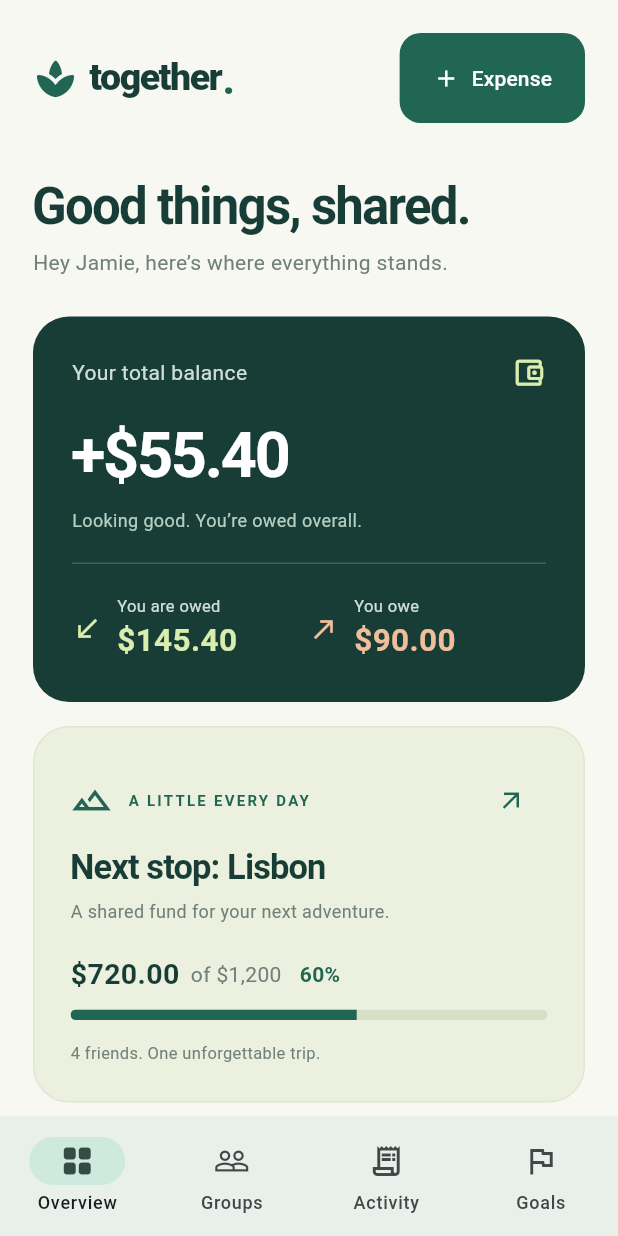
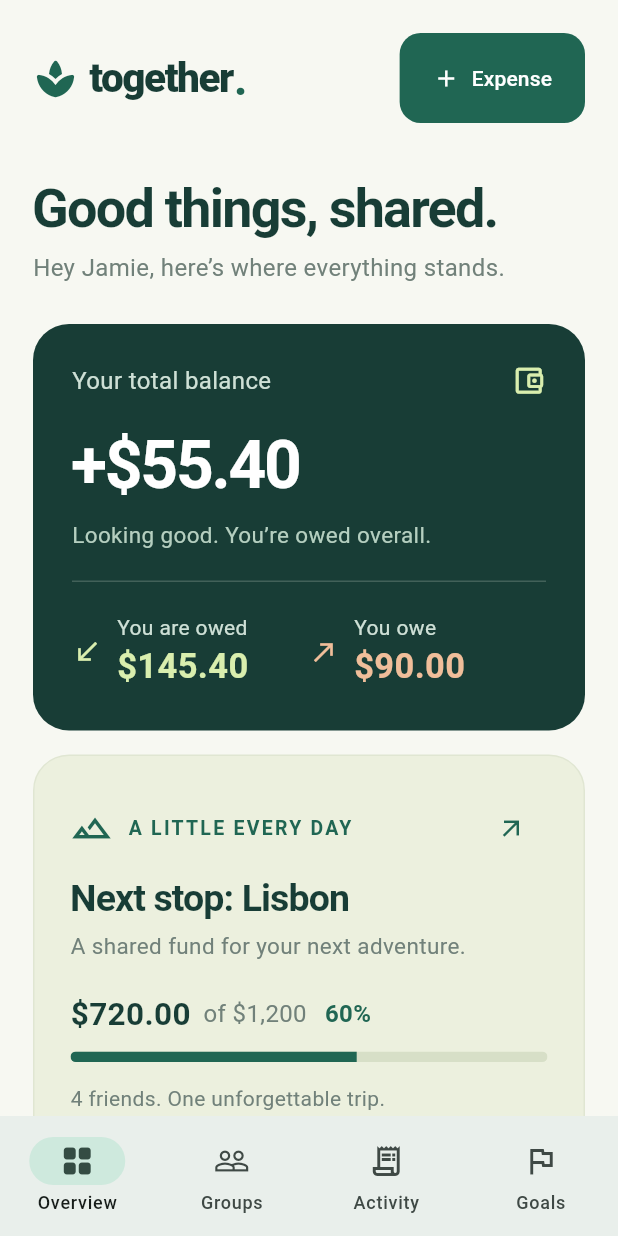
Before and after one commit to TruongAnNguyen0607/app6, a Flutter app: the HomePage screen opened directly, on a phone screen of 412 x 824 dp. Run offline on Flutter 3.47's test engine with Material 3 defaults, Android fonts, the phone set to English and light mode, and no system bars; our stand-ins replace cloud_firestore, firebase_auth, firebase_core; accounts and stored records are empty; Roboto replaces fonts that are missing (Segoe UI).

Commit message:
added font increase (might not look much significant)

```diff
--- a/lib/cloud/cloud_home.dart
+++ b/lib/cloud/cloud_home.dart
@@ -419,7 +419,7 @@ class _CloudGroupsPageState extends State<CloudGroupsPage> {
                             : data.fromCache
                             ? 'Showing saved data • cloud not confirmed'
                             : 'Up to date',
-                        style: const TextStyle(fontSize: 12),
+                        style: const TextStyle(fontSize: 15),
                       ),
                       const SizedBox(height: 16),
                       if (data.groups.isEmpty)
--- a/lib/cloud/group_details.dart
+++ b/lib/cloud/group_details.dart
@@ -158,7 +158,7 @@ class _GroupDetailsPageState extends State<GroupDetailsPage> {
                   Text(
                     dollars(data.total),
                     style: const TextStyle(
-                      fontSize: 36,
+                      fontSize: 38,
                       color: Colors.white,
                       fontWeight: FontWeight.bold,
                     ),
@@ -168,7 +168,7 @@ class _GroupDetailsPageState extends State<GroupDetailsPage> {
                     balanceLabel(data.balanceFor(widget.userId)),
                     style: const TextStyle(
                       color: Color(0xFFD9EEAE),
-                      fontSize: 18,
+                      fontSize: 20,
                     ),
                   ),
                 ],
@@ -471,7 +471,7 @@ class _AddCloudExpenseState extends State<AddCloudExpense> {
               ),
             const Text(
               'Any leftover cents are assigned consistently by member ID. The payer is included in the split.',
-              style: TextStyle(fontSize: 12),
+              style: TextStyle(fontSize: 15),
             ),
             if (error != null)
               Padding(
--- a/lib/cloud/invitation_widgets.dart
+++ b/lib/cloud/invitation_widgets.dart
@@ -153,7 +153,7 @@ class _JoinGroupDialogState extends State<JoinGroupDialog> {
               const SizedBox(height: 16),
               const Text(
                 'You’ll see the group’s expense history. Existing expenses keep their original participants; joining does not add you to old debts.',
-                style: TextStyle(fontSize: 12),
+                style: TextStyle(fontSize: 15),
               ),
               if (error != null)
                 Padding(
@@ -270,7 +270,7 @@ class _InviteMembersDialogState extends State<InviteMembersDialog> {
                   SelectableText(
                     displayInviteCode(current.code),
                     style: const TextStyle(
-                      fontSize: 22,
+                      fontSize: 24,
                       fontWeight: FontWeight.bold,
                       letterSpacing: 1,
                     ),
@@ -308,7 +308,7 @@ class _InviteMembersDialogState extends State<InviteMembersDialog> {
                 const SizedBox(height: 12),
                 const Text(
                   'Codes last 24 hours and can be used by multiple people, up to 50 group members. Replacing or revoking a code stops future joins; it does not remove existing members.',
-                  style: TextStyle(fontSize: 12),
+                  style: TextStyle(fontSize: 15),
                 ),
                 if (error != null)
                   Padding(
--- a/lib/demo_app.dart
+++ b/lib/demo_app.dart
@@ -29,23 +29,23 @@ class MyApp extends StatelessWidget {
       fontFamily: 'Segoe UI',
       textTheme: const TextTheme(
         headlineLarge: TextStyle(
-          fontSize: 34,
+          fontSize: 36,
           fontWeight: FontWeight.w700,
           color: ink,
           letterSpacing: -1.2,
         ),
         headlineSmall: TextStyle(
-          fontSize: 23,
+          fontSize: 25,
           fontWeight: FontWeight.w700,
           color: ink,
           letterSpacing: -.6,
         ),
         titleMedium: TextStyle(
-          fontSize: 16,
+          fontSize: 18,
           fontWeight: FontWeight.w600,
           color: ink,
         ),
-        bodyMedium: TextStyle(fontSize: 14, color: muted),
+        bodyMedium: TextStyle(fontSize: 16, color: muted),
       ),
       filledButtonTheme: FilledButtonThemeData(
         style: FilledButton.styleFrom(
@@ -220,7 +220,7 @@ class _HomePageState extends State<HomePage> {
                             Flexible(
                               child: Text(
                                 'Less money talk. More good times.',
-                                style: TextStyle(fontSize: 12),
+                                style: TextStyle(fontSize: 15),
                               ),
                             ),
                           ],
@@ -254,7 +254,7 @@ class _HomePageState extends State<HomePage> {
           child: Text(
             'YOUR SPACE',
             style: TextStyle(
-              fontSize: 10,
+              fontSize: 13,
               fontWeight: FontWeight.w700,
               letterSpacing: 2,
             ),
@@ -281,7 +281,7 @@ class _HomePageState extends State<HomePage> {
                 title: Text(
                   label,
                   style: const TextStyle(
-                    fontSize: 14,
+                    fontSize: 16,
                     fontWeight: FontWeight.w600,
                   ),
                 ),
@@ -308,7 +308,7 @@ class _HomePageState extends State<HomePage> {
               const SizedBox(height: 8),
               const Text(
                 'We’ll help with the splitting.',
-                style: TextStyle(fontSize: 12),
+                style: TextStyle(fontSize: 15),
               ),
               TextButton(
                 onPressed: addGroup,
@@ -326,7 +326,7 @@ class _HomePageState extends State<HomePage> {
                 'JD',
                 style: TextStyle(
                   color: ink,
-                  fontSize: 13,
+                  fontSize: 16,
                   fontWeight: FontWeight.bold,
                 ),
               ),
@@ -340,7 +340,7 @@ class _HomePageState extends State<HomePage> {
                     'Jamie Davis',
                     style: TextStyle(color: ink, fontWeight: FontWeight.w600),
                   ),
-                  Text('Personal space', style: TextStyle(fontSize: 11)),
+                  Text('Personal space', style: TextStyle(fontSize: 14)),
                 ],
               ),
             ),
@@ -359,7 +359,7 @@ class _HomePageState extends State<HomePage> {
         'together',
         style: TextStyle(
           color: ink,
-          fontSize: 25,
+          fontSize: 27,
           fontWeight: FontWeight.w800,
           letterSpacing: -1,
         ),
@@ -368,7 +368,7 @@ class _HomePageState extends State<HomePage> {
         '.',
         style: TextStyle(
           color: green,
-          fontSize: 30,
+          fontSize: 32,
           fontWeight: FontWeight.bold,
         ),
       ),
@@ -388,7 +388,7 @@ class _HomePageState extends State<HomePage> {
         const Text(
           'YOUR EVERYDAY, SHARED',
           style: TextStyle(
-            fontSize: 11,
+            fontSize: 14,
             fontWeight: FontWeight.w600,
             letterSpacing: 2,
           ),
@@ -397,7 +397,7 @@ class _HomePageState extends State<HomePage> {
       if (wide)
         const Padding(
           padding: EdgeInsets.only(right: 18),
-          child: Text('Demo workspace', style: TextStyle(fontSize: 12)),
+          child: Text('Demo workspace', style: TextStyle(fontSize: 15)),
         ),
       FilledButton.icon(
         onPressed: addExpense,
@@ -481,7 +481,7 @@ class _HomePageState extends State<HomePage> {
           children: [
             Text(title, style: Theme.of(context).textTheme.headlineSmall),
             const SizedBox(height: 3),
-            Text(subtitle, style: const TextStyle(fontSize: 12)),
+            Text(subtitle, style: const TextStyle(fontSize: 15)),
           ],
         ),
       ),
@@ -513,7 +513,7 @@ class _HomePageState extends State<HomePage> {
         Text(
           '${owed >= owing ? '+' : '−'}${money((owed - owing).abs())}',
           style: const TextStyle(
-            fontSize: 42,
+            fontSize: 44,
             fontWeight: FontWeight.w600,
             color: Colors.white,
             letterSpacing: -1.5,
@@ -524,7 +524,7 @@ class _HomePageState extends State<HomePage> {
           owed >= owing
               ? 'Looking good. You’re owed overall.'
               : 'A little settling up to do.',
-          style: const TextStyle(color: Color(0xFFB5CFC0), fontSize: 12),
+          style: const TextStyle(color: Color(0xFFB5CFC0), fontSize: 15),
         ),
         const Padding(
           padding: EdgeInsets.symmetric(vertical: 20),
@@ -567,14 +567,14 @@ class _HomePageState extends State<HomePage> {
                   label,
                   style: const TextStyle(
                     color: Color(0xFFCEE0D6),
-                    fontSize: 11,
+                    fontSize: 14,
                   ),
                 ),
                 Text(
                   money(amount),
                   style: TextStyle(
                     color: color,
-                    fontSize: 21,
+                    fontSize: 23,
                     fontWeight: FontWeight.w600,
                   ),
                 ),
@@ -603,7 +603,7 @@ class _HomePageState extends State<HomePage> {
               'A LITTLE EVERY DAY',
               style: TextStyle(
                 color: green,
-                fontSize: 10,
+                fontSize: 13,
                 letterSpacing: 1.5,
                 fontWeight: FontWeight.w700,
               ),
@@ -624,7 +624,7 @@ class _HomePageState extends State<HomePage> {
         const SizedBox(height: 5),
         const Text(
           'A shared fund for your next adventure.',
-          style: TextStyle(fontSize: 12),
+          style: TextStyle(fontSize: 15),
         ),
         const SizedBox(height: 20),
         Row(
@@ -634,7 +634,7 @@ class _HomePageState extends State<HomePage> {
                 money(saved),
                 style: const TextStyle(
                   color: ink,
-                  fontSize: 19,
+                  fontSize: 21,
                   fontWeight: FontWeight.bold,
                 ),
               ),
@@ -661,7 +661,7 @@ class _HomePageState extends State<HomePage> {
         if (compact)
           const Text(
             '4 friends. One unforgettable trip.',
-            style: TextStyle(fontSize: 11),
+            style: TextStyle(fontSize: 14),
           )
         else
           FilledButton.icon(
@@ -727,7 +727,7 @@ class _HomePageState extends State<HomePage> {
             const SizedBox(height: 20),
             Text(g.name, style: Theme.of(context).textTheme.titleMedium),
             const SizedBox(height: 4),
-            Text(g.note, style: const TextStyle(fontSize: 11)),
+            Text(g.note, style: const TextStyle(fontSize: 14)),
             const SizedBox(height: 20),
             Row(
               children: [
@@ -743,14 +743,14 @@ class _HomePageState extends State<HomePage> {
                       ][i],
                       child: Text(
                         ['J', 'A', 'S'][i],
-                        style: const TextStyle(fontSize: 10, color: ink),
+                        style: const TextStyle(fontSize: 13, color: ink),
                       ),
                     ),
                   ),
                 const SizedBox(width: 12),
                 Text(
                   '${g.members} members',
-                  style: const TextStyle(fontSize: 11),
+                  style: const TextStyle(fontSize: 14),
                 ),
               ],
             ),
@@ -767,7 +767,7 @@ class _HomePageState extends State<HomePage> {
               style: TextStyle(
                 color: balance(g) < 0 ? const Color(0xFF996340) : green,
                 fontWeight: FontWeight.w600,
-                fontSize: 13,
+                fontSize: 16,
               ),
             ),
           ],
@@ -818,7 +818,7 @@ class _HomePageState extends State<HomePage> {
                     title: Text(
                       list[i].name,
                       style: const TextStyle(
-                        fontSize: 14,
+                        fontSize: 16,
                         fontWeight: FontWeight.w600,
                         color: ink,
                       ),
@@ -826,7 +826,7 @@ class _HomePageState extends State<HomePage> {
                     subtitle: Text(
                       '${list[i].group.name}\n${list[i].payer} paid • Split equally',
                       style: const TextStyle(
-                        fontSize: 11,
+                        fontSize: 14,
                         color: muted,
                         height: 1.6,
                       ),
@@ -836,7 +836,7 @@ class _HomePageState extends State<HomePage> {
                       style: const TextStyle(
                         fontWeight: FontWeight.w700,
                         color: ink,
-                        fontSize: 15,
+                        fontSize: 17,
                       ),
                     ),
                   ),
@@ -866,7 +866,7 @@ class _HomePageState extends State<HomePage> {
             const SizedBox(height: 20),
             const Text(
               'Expenses are split equally among group members. This preview uses sample data; changes last for this session.',
-              style: TextStyle(fontSize: 12),
+              style: TextStyle(fontSize: 15),
             ),
           ],
         ),
@@ -938,7 +938,7 @@ class _HomePageState extends State<HomePage> {
                   const SizedBox(height: 18),
                   const Text(
                     'Split equally with everyone in the group.',
-                    style: TextStyle(fontSize: 12),
+                    style: TextStyle(fontSize: 15),
                   ),
                 ],
               ),
```
Also changed, not shown: lib/cloud/party_item_widgets.dart (+20 -20 lines).
